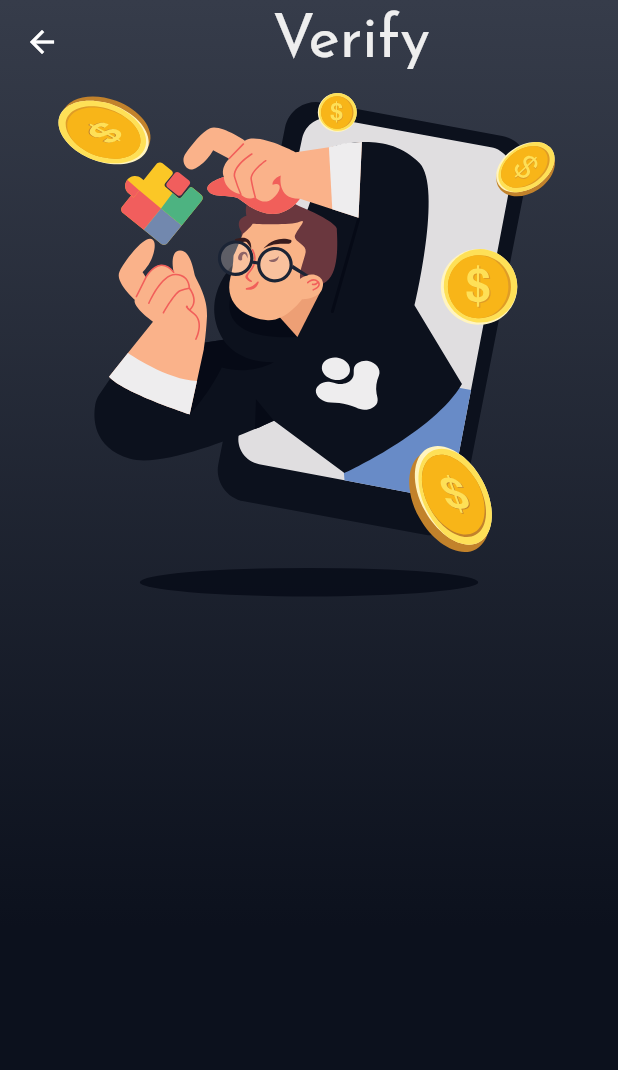
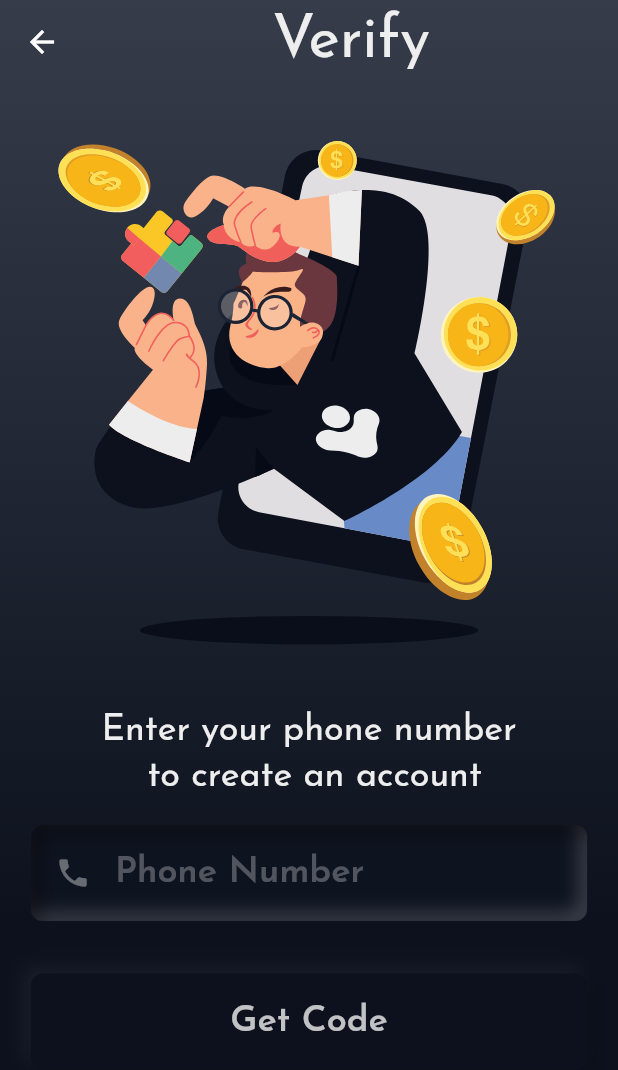
Before and after one commit to potent-101/portal, a Flutter app: the VerifyScreen screen opened directly, on a phone screen of 412 x 824 dp. Shown: the top 1070 px of the screen. Run offline on Flutter 3.47's test engine with Material 2 defaults, Android fonts, the phone set to English and light mode, and no system bars; our stand-ins replace flutter_inset_box_shadow, flutter_svg; missing offline and left inert: rive_splash_screen.

Commit message:
finished verify screen

```diff
--- a/lib/routes/verify_screen.dart
+++ b/lib/routes/verify_screen.dart
@@ -1,6 +1,8 @@
 import 'package:flutter/material.dart';
 import 'package:flutter_svg/flutter_svg.dart';
 import 'package:pleasework/theme/constants.dart';
+import 'package:pleasework/widgets/neu_Button.dart';
+import 'package:pleasework/widgets/neu_input.dart';
 
 import 'package:pleasework/widgets/scaffold_background.dart';
 
@@ -9,14 +11,16 @@ class VerifyScreen extends StatelessWidget {
 
   @override
   Widget build(BuildContext context) {
+    final size = MediaQuery.of(context).size;
+    final isKeyboard = MediaQuery.of(context).viewInsets.bottom != 0;
+
     return MyScafBckGround(
       scaffold: Scaffold(
           appBar: AppBar(
             elevation: 0,
             backgroundColor: Colors.transparent,
-            // ignore: prefer_const_constructors
-            title: Center(
-              child: const Text(
+            title: const Center(
+              child: Text(
                 'Verify',
                 style: TextStyle(
                   fontSize: 40,
@@ -26,13 +30,66 @@ class VerifyScreen extends StatelessWidget {
             ),
           ),
           backgroundColor: Colors.transparent,
-          body: Center(
+          body: SingleChildScrollView(
+            reverse: true,
+            child: Center(
               child: Column(
                 crossAxisAlignment: CrossAxisAlignment.center,
                 children: [
+                  const SizedBox(
+                    height: 32,
+                  ),
                   SvgPicture.asset('assets/images/puzzlekid.svg'),
                   SvgPicture.asset('assets/images/kidshadow.svg'),
+                  const SizedBox(
+                    height: 40,
+                  ),
+                  const Text(
+                    'Enter your phone number \n to create an account',
+                    textAlign: TextAlign.center,
+                    style: TextStyle(
+                        fontSize: 24, color: onPrimaryColor, height: 1.3),
+                  ),
+                  const SizedBox(
+                    height: 18,
+                  ),
+                  NeuInput(
+                      alignment: Alignment.centerLeft,
+                      bkColor: const Color(0xff0E1320),
+                      height: 64,
+                      width: size.width * 0.9,
+                      child: Padding(
+                        padding: const EdgeInsets.symmetric(horizontal: 16.0),
+                        child: TextField(
+                          style: TextStyle(
+                              fontSize: 24,
+                              fontWeight: FontWeight.w600,
+                              color: onPrimaryColor.withOpacity(0.8)),
+                          decoration: InputDecoration(
+                              icon: Icon(
+                                Icons.phone,
+                                color: onPrimaryColor.withOpacity(0.4),
+                              ),
+                              hintStyle: TextStyle(
+                                  color: onPrimaryColor.withOpacity(0.3)),
+                              hintText: 'Phone Number',
+                              border: InputBorder.none),
+                        ),
+                      )),
+                  const SizedBox(
+                    height: 35,
+                  ),
+                  NeuButton(
+                      color: !isKeyboard ? primaryColor : Color(0xff232A3A),
+                      height: 64,
+                      width: size.width * 0.9,
+                      bText: 'Get Code',
+                      onTap: () {}),
+                  const SizedBox(
+                    height: 32,
+                  ),
                 ],
+              ),
             ),
           )),
     );
--- /dev/null
+++ b/lib/widgets/neu_Button.dart
@@ -0,0 +1,50 @@
+import 'package:flutter/material.dart';
+import 'package:flutter/widgets.dart';
+import 'package:pleasework/theme/constants.dart';
+
+class NeuButton extends StatelessWidget {
+  final String bText;
+  final VoidCallback onTap;
+  final double width, height;
+
+  NeuButton(
+      {Key? key,
+      required this.bText,
+      required this.onTap,
+      required this.height,
+      required this.width})
+      : super(key: key);
+
+  @override
+  Widget build(BuildContext context) {
+    return GestureDetector(
+      onTap: onTap,
+      child: Container(
+        height: height,
+        width: width,
+        decoration: BoxDecoration(
+            color: primaryColor,
+            borderRadius: BorderRadius.circular(8),
+            boxShadow: [
+              BoxShadow(
+                  blurRadius: 10,
+                  offset: const Offset(-5, -5),
+                  color: const Color(0xffffffff).withOpacity(0.05)),
+              BoxShadow(
+                  blurRadius: 10,
+                  offset: const Offset(5, 5),
+                  color: const Color(0xff000000).withOpacity(0.2)),
+            ]),
+        child: Center(
+          child: Text(
+            bText,
+            style: TextStyle(
+                fontSize: 24,
+                fontWeight: FontWeight.w600,
+                color: onPrimaryColor.withOpacity(0.8)),
+          ),
+        ),
+      ),
+    );
+  }
+}
--- /dev/null
+++ b/lib/widgets/neu_input.dart
@@ -0,0 +1,44 @@
+import 'package:flutter/material.dart' hide BoxDecoration, BoxShadow;
+import 'package:flutter/widgets.dart';
+import 'package:flutter_inset_box_shadow/flutter_inset_box_shadow.dart'
+    as shadow;
+
+class NeuInput extends StatelessWidget {
+  final double width, height;
+  final Widget child;
+  final Color bkColor;
+  final Alignment alignment;
+
+  const NeuInput(
+      {Key? key,
+      required this.alignment,
+      required this.bkColor,
+      required this.child,
+      required this.height,
+      required this.width})
+      : super(key: key);
+
+  @override
+  Widget build(BuildContext context) {
+    return Container(
+        alignment: Alignment.centerLeft,
+        height: height,
+        width: width,
+        decoration: shadow.BoxDecoration(
+            color: bkColor,
+            borderRadius: BorderRadius.circular(8),
+            boxShadow: [
+              shadow.BoxShadow(
+                  blurRadius: 10,
+                  offset: const Offset(-5, -5),
+                  color: const Color(0xffffffff).withOpacity(0.2),
+                  inset: true),
+              shadow.BoxShadow(
+                  blurRadius: 10,
+                  offset: const Offset(5, 5),
+                  color: const Color(0xff000000).withOpacity(0.5),
+                  inset: true),
+            ]),
+        child: child);
+  }
+}
--- a/pubspec.yaml
+++ b/pubspec.yaml
@@ -38,6 +38,7 @@ dependencies:
   rive: ^0.8.4
   riverpod: ^1.0.3
   flutter_svg: ^1.1.0
+  flutter_inset_box_shadow: ^1.0.8
 
 dev_dependencies:
   flutter_test:
@@ -86,6 +87,7 @@ flutter:
       fonts:
         - asset: assets/font/static/JosefinSans-Regular.ttf
         - asset: assets/font/static/JosefinSans-Bold.ttf
+        - asset: assets/font/static/JosefinSans-SemiBold.ttf
 
 
 
```
Also changed, not shown: pubspec.lock. Lines whose indentation alone changed are shown as unchanged.
